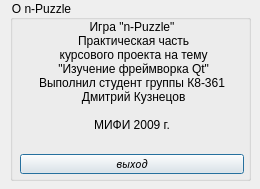
Old version of the form n-Puzzle/client/ui/aboutDialog.ui in the repository appseng/N-Photo.
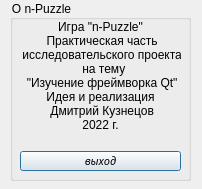
New version of the form. Icons and pictures are not drawn.

Commit message: corrected about project

Patch:
```diff
--- a/n-Puzzle/client/ui/aboutDialog.ui
+++ b/n-Puzzle/client/ui/aboutDialog.ui
@@ -6,19 +6,19 @@
    <rect>
     <x>0</x>
     <y>0</y>
-    <width>260</width>
+    <width>202</width>
     <height>189</height>
    </rect>
   </property>
   <property name="minimumSize">
    <size>
-    <width>260</width>
+    <width>202</width>
     <height>189</height>
    </size>
   </property>
   <property name="maximumSize">
    <size>
-    <width>260</width>
+    <width>202</width>
     <height>189</height>
    </size>
   </property>
@@ -34,7 +34,7 @@
     <rect>
      <x>10</x>
      <y>0</y>
-     <width>241</width>
+     <width>181</width>
      <height>181</height>
     </rect>
    </property>
@@ -51,8 +51,8 @@
      <rect>
       <x>10</x>
       <y>20</y>
-      <width>224</width>
-      <height>154</height>
+      <width>161</width>
+      <height>151</height>
      </rect>
     </property>
     <layout class="QGridLayout" name="gridLayout">
@@ -108,12 +108,12 @@
        <property name="text">
         <string>Игра &quot;n-Puzzle&quot;
  Практическая часть
- курсового проекта на тему
+ исследовательского проекта
+  на тему
  &quot;Изучение фреймворка Qt&quot;
-Выполнил студент группы К8-361
+Идея и реализация
  Дмитрий Кузнецов
-
-МИФИ 2009 г.</string>
+2022 г.</string>
        </property>
        <property name="scaledContents">
         <bool>false</bool>
```
Left out of the diff: 32 changed lines with no effect on the pictures. The commit also changes 6 other files.
